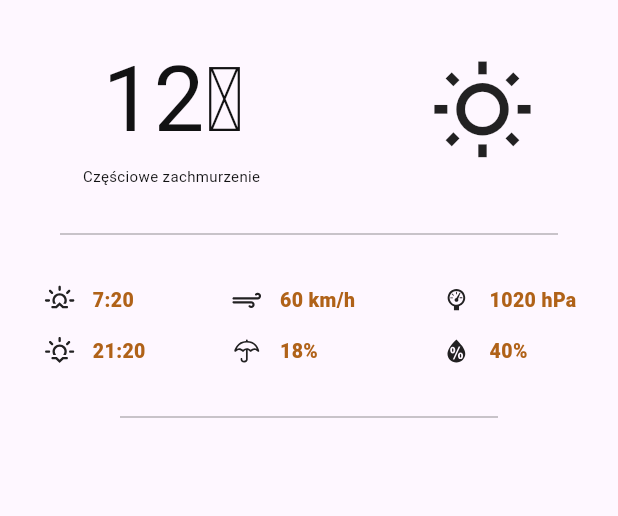
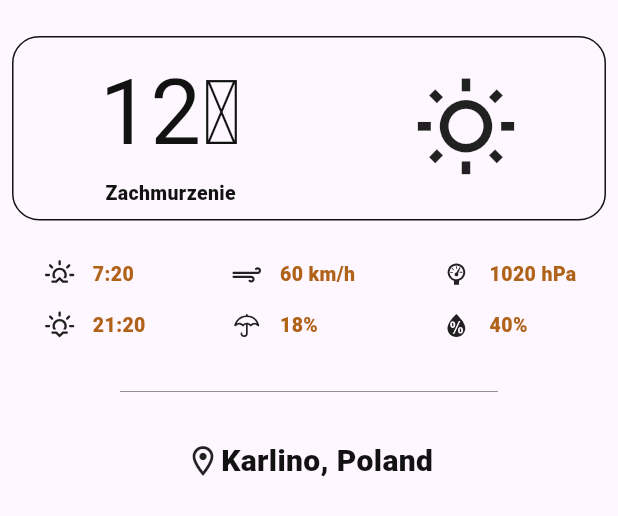
Before and after one commit to patrykdybalski/NOTSY, a Flutter app: the FirstTab widget shown alone on an empty page, opened directly, on a phone screen of 412 x 824 dp. Shown: the top 516 px of the screen. Run offline on Flutter 3.47's test engine with Material 2 defaults, Android fonts, the phone set to English and light mode, and no system bars; our stand-ins replace cloud_firestore, dio, firebase_auth, firebase_core, flutter_bloc, flutter_colorpicker and 5 more; accounts and stored records are empty; network calls fail; Roboto replaces fonts that are missing (Domine).

```diff
--- a/lib/app/features/home/pages/weather_page/tabs/first_tab/first_tab.dart
+++ b/lib/app/features/home/pages/weather_page/tabs/first_tab/first_tab.dart
@@ -13,12 +13,22 @@ class FirstTab extends StatefulWidget {
 class _FirstTabState extends State<FirstTab> {
   @override
   Widget build(BuildContext context) {
-    return Column(
+    return SingleChildScrollView(
+      child: Column(
         children: [
           const SizedBox(
             height: 24,
           ),
-        Row(
+          Container(
+            margin: const EdgeInsets.symmetric(horizontal: 8),
+            padding: const EdgeInsets.symmetric(vertical: 8),
+            decoration: BoxDecoration(
+              borderRadius: BorderRadius.circular(18),
+              border: Border.all(
+                color: AppColors.secondaryColor,
+              ),
+            ),
+            child: Row(
               mainAxisAlignment: MainAxisAlignment.spaceAround,
               children: [
                 Column(
@@ -28,8 +38,8 @@ class _FirstTabState extends State<FirstTab> {
                       style: TextStyles.weatherStyle1,
                     ),
                     Text(
-                  'Częściowe zachmurzenie ',
-                  style: TextStyles.weatherStyle4,
+                      ' Zachmurzenie ',
+                      style: TextStyles.weatherStyle5,
                     ),
                   ],
                 ),
@@ -39,14 +49,6 @@ class _FirstTabState extends State<FirstTab> {
                 ),
               ],
             ),
-        const SizedBox(
-          height: 24,
-        ),
-        const Divider(
-          endIndent: 40,
-          indent: 40,
-          thickness: 0.3,
-          color: AppColors.secondaryColor,
           ),
           const SizedBox(
             height: 24,
@@ -150,7 +152,18 @@ class _FirstTabState extends State<FirstTab> {
           const SizedBox(
             height: 24,
           ),
+          Row(
+            mainAxisAlignment: MainAxisAlignment.center,
+            children: [
+              const Icon(Icons.location_on_outlined),
+              Text(
+                'Karlino, Poland',
+                style: TextStyles.weatherStyle6,
+              ),
             ],
+          ),
+        ],
+      ),
     );
   }
 }
--- a/lib/constans/font_style.dart
+++ b/lib/constans/font_style.dart
@@ -87,4 +87,14 @@ class TextStyles {
     fontSize: 10,
     fontWeight: FontWeight.w400,
   );
+  static TextStyle weatherStyle5 = GoogleFonts.domine(
+    color: AppColors.secondaryColor,
+    fontSize: 13,
+    fontWeight: FontWeight.w800,
+  );
+  static TextStyle weatherStyle6 = GoogleFonts.domine(
+    color: AppColors.secondaryColor,
+    fontSize: 20,
+    fontWeight: FontWeight.w800,
+  );
 }
--- a/lib/domain/repositories/weather/weather_repository.dart
+++ b/lib/domain/repositories/weather/weather_repository.dart
@@ -1,11 +1,16 @@
+import 'package:dio/dio.dart';
 import 'package:primary_school/domain/models/weather_model/weather_model.dart';
 
 class WeatherRepository {
   Future<WeatherModel?> getWeatherModel({
     required String city,
   }) async {
+    //
+    final response = await Dio().get(
+        'http://api.weatherapi.com/v1/current.json?key=9518138900ee4740ad9193115230506&q=Karlino&aqi=no');
+
     return WeatherModel(
-      city: 'Kalrino',
+      city: 'Karlino',
       temperature: 12,
     );
   }
--- a/pubspec.yaml
+++ b/pubspec.yaml
@@ -49,6 +49,7 @@ dependencies:
   flutter_colorpicker: ^1.0.3
   hidden_drawer_menu: ^3.0.1
   weather_icons: ^3.0.0
+  dio: ^5.3.3
 
 
 dev_dependencies:
```
Also changed, not shown: lib/app/features/home/pages/weather_page/weather_page.dart (+114 -30 lines), pubspec.lock. Lines whose indentation alone changed are shown as unchanged.
